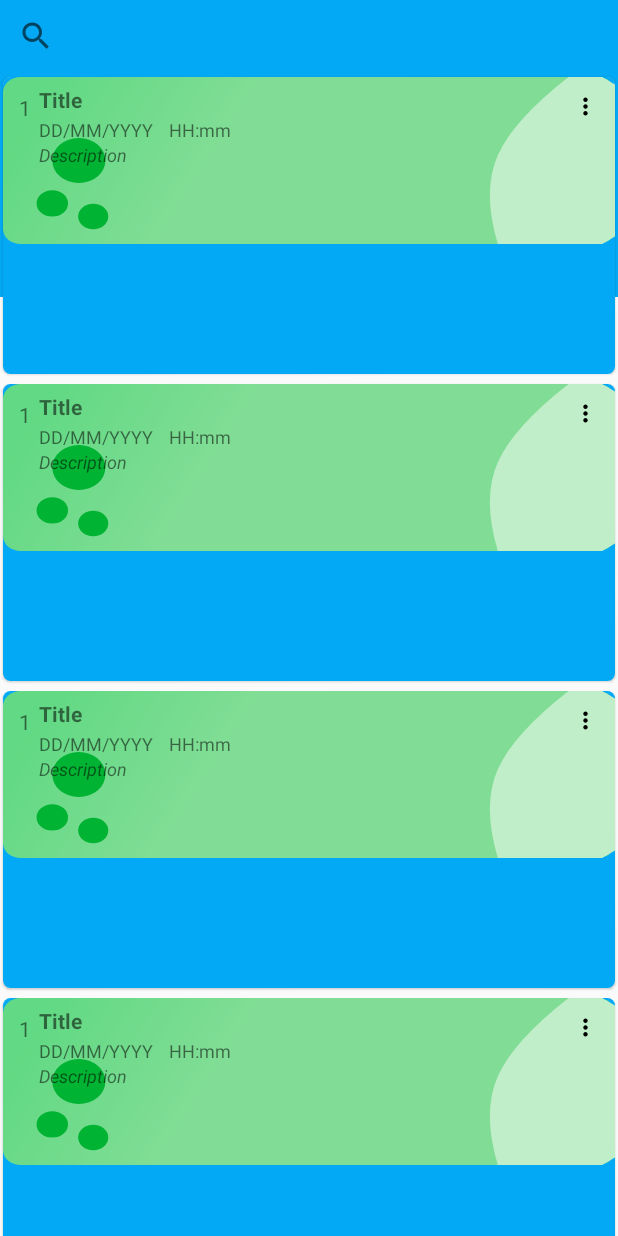
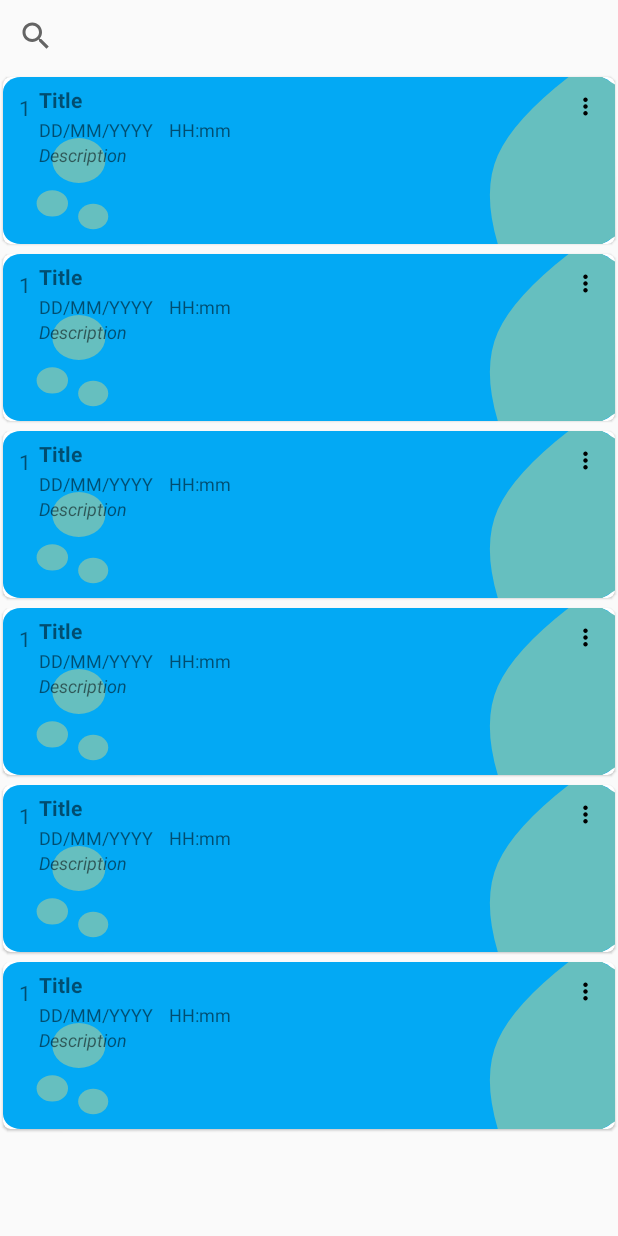
Before and after one commit to V-Nuril/capstone, an Android app: the layout activity_main.xml on its own in the app's theme, with its tools: preview values and no code run, on a phone screen of 412 x 824 dp. Run offline under Robolectric (Android 15) with nearby library versions, the phone set to English and light mode, and no system bars.

Commit message:
Update Layout

```diff
--- a/capstone/app/src/main/res/drawable/bg_button.xml
+++ b/capstone/app/src/main/res/drawable/bg_button.xml
@@ -1,7 +1,7 @@
 <?xml version="1.0" encoding="utf-8"?>
 <shape xmlns:android="http://schemas.android.com/apk/res/android">
     <solid
-        android:color="#00B333"/>
+        android:color="#03A9F4"/>
     <corners
         android:radius="10dp"/>
 </shape>
--- /dev/null
+++ b/capstone/app/src/main/res/drawable/ic_sliceblue.xml
@@ -0,0 +1,105 @@
+<vector xmlns:android="http://schemas.android.com/apk/res/android"
+    xmlns:aapt="http://schemas.android.com/aapt"
+    android:width="346dp"
+    android:height="111dp"
+    android:viewportWidth="346"
+    android:viewportHeight="111">
+  <group>
+    <clip-path
+        android:pathData="M0,0h346v111h-346z"/>
+    <group>
+      <clip-path
+          android:pathData="M-6,-348h360v640h-360z"/>
+      <path
+          android:pathData="M-6,-348L355,-348L355,-207.867Q302.402,-180.39 264.933,-174Q227.465,-167.61 -6,-207.867L-6,-348Z">
+        <aapt:attr name="android:fillColor">
+          <gradient
+              android:startY="-179.48442"
+              android:startX="-4.8"
+              android:endY="-269.97293"
+              android:endX="-5.8"
+              android:type="linear">
+            <item android:offset="0" android:color="#FF66C9F0"/>
+            <item android:offset="0.98333335" android:color="#FFD2D9D9"/>
+          </gradient>
+        </aapt:attr>
+      </path>
+      <path
+          android:pathData="M10,-126L336,-126C341.519,-126 346,-121.519 346,-116L346,-25C346,-19.481 341.519,-15 336,-15L10,-15C4.481,-15 0,-19.481 0,-25L0,-116C0,-121.519 4.481,-126 10,-126Z">
+        <aapt:attr name="android:fillColor">
+          <gradient
+              android:startY="-70.5"
+              android:startX="0"
+              android:endY="-17.919088"
+              android:endX="304.7171"
+              android:type="linear">
+            <item android:offset="0" android:color="#FFD6DB65"/>
+            <item android:offset="0.29754472" android:color="#FFD0DF6B"/>
+          </gradient>
+        </aapt:attr>
+      </path>
+      <path
+          android:pathData="M279.75,-74Q288.75,-97.6 319.75,-126L338.75,-126L346,-121L346,-89.8L346,-20L338.75,-15L279.75,-15Q270.75,-50.4 279.75,-74Z"
+          android:fillColor="#E5EEC0"/>
+      <path
+          android:pathData="M10,0L336,0C341.519,0 346,4.481 346,10L346,101C346,106.519 341.519,111 336,111L10,111C4.481,111 0,106.519 0,101L0,10C0,4.481 4.481,0 10,0Z"
+          android:fillColor="#03A9F4"/>
+      <path
+          android:pathData="M51,182m-15,0a15,15 0,1 1,30 0a15,15 0,1 1,-30 0"
+          android:fillColor="#C80F6E"/>
+      <path
+          android:pathData="M51,182m-15,0a15,15 0,1 1,30 0a15,15 0,1 1,-30 0"
+          android:fillColor="#C80F6E"/>
+      <path
+          android:pathData="M51,182m-15,0a15,15 0,1 1,30 0a15,15 0,1 1,-30 0"
+          android:fillColor="#C80F6E"/>
+      <path
+          android:pathData="M279.75,52Q288.75,28.4 319.75,0L338.75,0L346,5L346,36.2L346,106L338.75,111L279.75,111Q270.75,75.6 279.75,52Z"
+          android:fillColor="#66BFBF"/>
+      <path
+          android:pathData="M10,126.5L336,126.5C341.519,126.5 346,130.981 346,136.5L346,227.5C346,233.019 341.519,237.5 336,237.5L10,237.5C4.481,237.5 0,233.019 0,227.5L0,136.5C0,130.981 4.481,126.5 10,126.5Z">
+        <aapt:attr name="android:fillColor">
+          <gradient
+              android:startY="182"
+              android:startX="0"
+              android:endY="234.58092"
+              android:endX="304.7171"
+              android:type="linear">
+            <item android:offset="0" android:color="#FFE26FB1"/>
+            <item android:offset="0.29005104" android:color="#FFF488C4"/>
+          </gradient>
+        </aapt:attr>
+      </path>
+      <path
+          android:pathData="M19,210.75a8.875,8.75 0,1 0,17.75 0a8.875,8.75 0,1 0,-17.75 0z"
+          android:fillColor="#C80F6E"/>
+      <path
+          android:pathData="M19,84a8.875,8.75 0,1 0,17.75 0a8.875,8.75 0,1 0,-17.75 0z"
+          android:fillColor="#66BFBF"/>
+      <path
+          android:pathData="M19,-40a8.875,8.75 0,1 0,17.75 0a8.875,8.75 0,1 0,-17.75 0z"
+          android:fillColor="#B5B500"/>
+      <path
+          android:pathData="M51,224m-8.5,0a8.5,8.5 0,1 1,17 0a8.5,8.5 0,1 1,-17 0"
+          android:fillColor="#C80F6E"/>
+      <path
+          android:pathData="M51,92.75m-8.5,0a8.5,8.5 0,1 1,17 0a8.5,8.5 0,1 1,-17 0"
+          android:fillColor="#66BFBF"/>
+      <path
+          android:pathData="M51,-31.25m-8.5,0a8.5,8.5 0,1 1,17 0a8.5,8.5 0,1 1,-17 0"
+          android:fillColor="#B5B500"/>
+      <path
+          android:pathData="M279.75,178.5Q288.75,154.9 319.75,126.5L338.75,126.5L346,131.5L346,162.7L346,232.5L338.75,237.5L279.75,237.5Q270.75,202.1 279.75,178.5Z"
+          android:fillColor="#EEC0D6"/>
+      <path
+          android:pathData="M51,182m-15,0a15,15 0,1 1,30 0a15,15 0,1 1,-30 0"
+          android:fillColor="#C80F6E"/>
+      <path
+          android:pathData="M42.875,55.5m-15,0a15,15 0,1 1,30 0a15,15 0,1 1,-30 0"
+          android:fillColor="#66BFBF"/>
+      <path
+          android:pathData="M42.875,-70.5m-15,0a15,15 0,1 1,30 0a15,15 0,1 1,-30 0"
+          android:fillColor="#B5B500"/>
+    </group>
+  </group>
+</vector>
--- a/capstone/app/src/main/res/layout/activity_main.xml
+++ b/capstone/app/src/main/res/layout/activity_main.xml
@@ -10,7 +10,6 @@
         android:id="@+id/linearLayout"
         android:layout_width="match_parent"
         android:layout_height="198dp"
-        android:background="@color/colorPrimary"
         android:orientation="vertical"
         tools:ignore="MissingConstraints">
 
--- a/capstone/app/src/main/res/layout/items.xml
+++ b/capstone/app/src/main/res/layout/items.xml
@@ -9,19 +9,10 @@
     card_view:cardElevation="1dp"
     card_view:cardPreventCornerOverlap="false"
     card_view:cardUseCompatPadding="true">
-    <LinearLayout
-        android:id="@+id/linearLayout"
-        android:layout_width="match_parent"
-        android:layout_height="198dp"
-        android:background="@color/colorPrimary"
-        android:orientation="vertical"
-        tools:ignore="MissingConstraints">
-
-    </LinearLayout>
     <RelativeLayout
         android:layout_width="match_parent"
         android:layout_height="wrap_content"
-        android:background="@drawable/ic_item_green"
+        android:background="@drawable/ic_sliceblue"
         android:orientation="horizontal"
         android:padding="5dp">
 
--- a/capstone/app/src/main/res/values/strings.xml
+++ b/capstone/app/src/main/res/values/strings.xml
@@ -1,13 +1,13 @@
 <resources>
 
-    <string name="add_app_id">capstone</string>
+    <string name="add_app_id">Dailies Workflow</string>
     <string name="rss_banner_unit_id">dicoding.capstone</string>
-    <string name="app_name">capstone</string>
+    <string name="app_name">Dailies Workflow</string>
     <string name="action_settings">Settings</string>
     <string name="date">Date</string>
     <string name="time">Time</string>
     <string name="title">Title</string>
-    <string name="description">Description</string>
+    <string name="description">  Description</string>
     <string name="select_date">Select Date</string>
     <string name="select_time">Select Time</string>
     <string name="save">Save</string>
```
Also changed, not shown: capstone/app/src/main/res/drawable/ic_background_fix.xml (added, +22 -0 lines), capstone/app/src/main/res/drawable/ic_slicestyle.xml (added, +22 -0 lines), capstone/app/src/main/res/layout/activity_new_task.xml (+10 -7 lines), capstone/app/src/main/res/layout/content_schedule.xml (+4 -3 lines).
